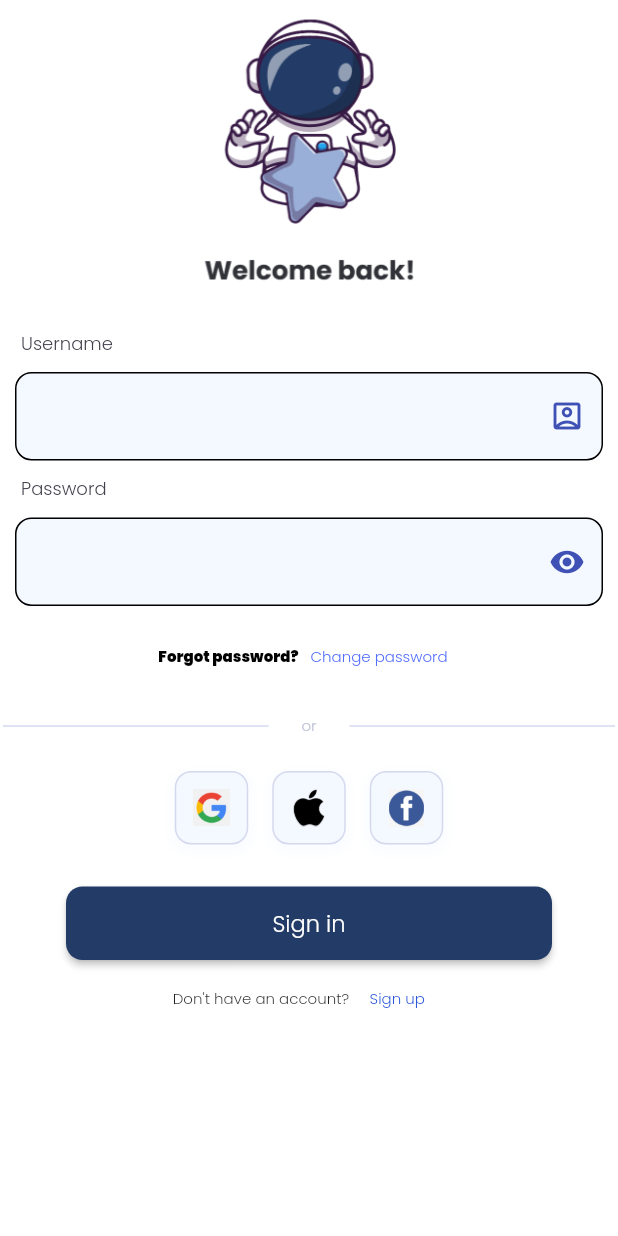
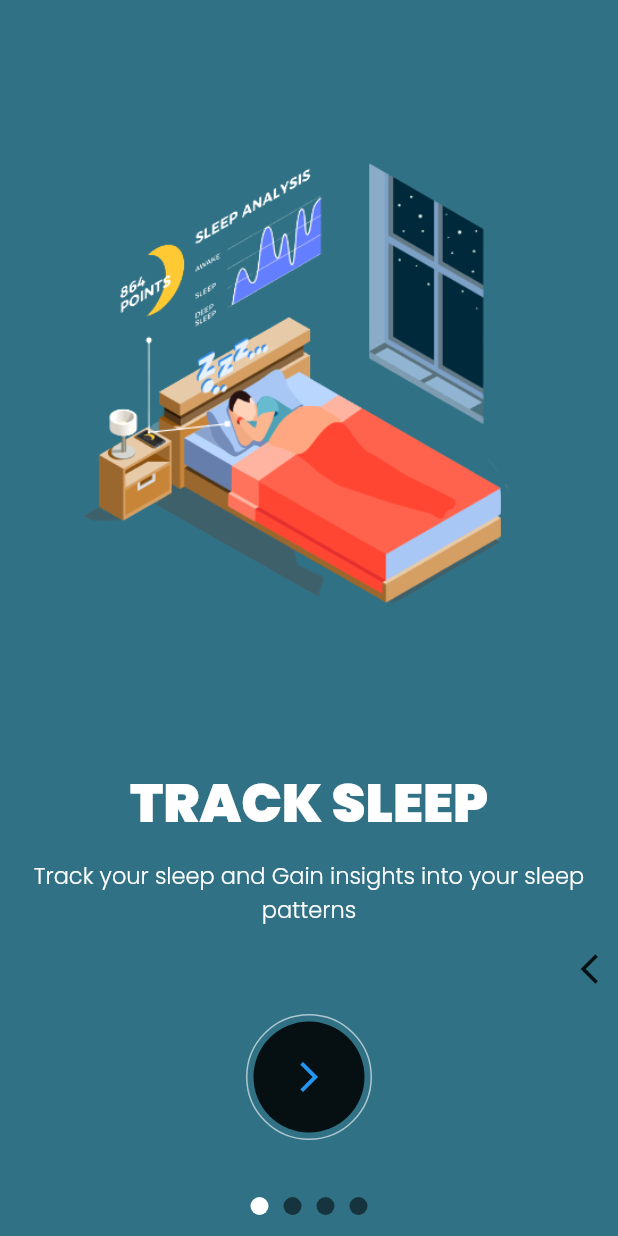
Before and after one commit to LaBlaugrana/hihi, a Flutter app: the screen it shows after launch, on a phone screen of 412 x 824 dp. Run offline on Flutter 3.47's test engine with Material 2 defaults, Android fonts, the phone set to English and light mode, and no system bars; drawn by our look-alikes of liquid_swipe, smooth_page_indicator; our stand-ins replace carousel_slider, cloud_firestore, firebase_auth, firebase_core, font_awesome_flutter, get and 3 more; accounts and stored records are empty.

```diff
--- a/lib/Pages/Track/Track_homepage.dart
+++ b/lib/Pages/Track/Track_homepage.dart
@@ -1,3 +1,5 @@
+import 'package:hush/bottom_navBar.dart';
+
 import '';
 import 'package:cloud_firestore/cloud_firestore.dart';
 import 'package:flutter/material.dart';
@@ -189,7 +191,7 @@ class _TrackPageState extends State<TrackPage> {
 
         Navigator.push(
           context,
-          MaterialPageRoute(builder: (context) => Homepage()),
+          MaterialPageRoute(builder: (context) => NavBar()),
         );
 
         resetFirebase();
--- /dev/null
+++ b/lib/Pages/sleeponbo.dart
@@ -0,0 +1,333 @@
+import 'package:flutter/material.dart';
+import 'package:hush/auth/auth_page.dart';
+import 'package:liquid_swipe/liquid_swipe.dart';
+import 'package:smooth_page_indicator/smooth_page_indicator.dart';
+
+import '../main_page.dart';
+// import 'package:untitled/screens/home_page/pages/new-main.dart';
+
+// import '../home_page/pages/main_page.dart';
+
+class SplashScreen extends StatefulWidget {
+  SplashScreen({Key? key}) : super(key: key);
+
+  @override
+  State<SplashScreen> createState() => _SplashScreenState();
+}
+
+class _SplashScreenState extends State<SplashScreen> {
+  static const spimg = 'images/newsplashmid.png';
+  static const bgimg = 'images/newsplashbg.png';
+  bool animate = false;
+
+  @override
+  void initState() {
+    super.initState();
+    startAnimation();
+  }
+
+  Future<void> startAnimation() async {
+    await Future.delayed(const Duration(milliseconds: 800));
+    setState(() => animate = true);
+    await Future.delayed(const Duration(milliseconds: 4000));
+
+    Navigator.pushReplacement(
+      context,
+      MaterialPageRoute(builder: (context) => OnBoardingScreen()),
+    );
+  }
+
+  @override
+  Widget build(BuildContext context) {
+    return
+      Scaffold(
+        body: Container(
+          decoration: const BoxDecoration(
+            image: DecorationImage(
+              image: AssetImage(bgimg),
+              fit: BoxFit.cover,
+            ),
+          ),
+          alignment: Alignment.center,
+          child: Stack(
+            children: [
+              AnimatedPositioned(
+                height: 400,
+                top: animate ? MediaQuery.of(context).size.height / 2 - 220 : -400,
+                right: animate ? MediaQuery.of(context).size.height / -75 : -5,
+                duration: const Duration(milliseconds: 1600),
+                curve: Curves.easeInOut,
+                child: const Image(image: AssetImage(spimg)),
+              ),
+              // SizedBox(height: 1,),
+              const Positioned(
+                bottom: 110, // Adjust the position as needed
+                left: 0,
+                right: 0,
+                child: Column(
+                  children: [
+                    Text(
+                      'Hush',
+                      style: TextStyle(
+                        fontSize: 38,
+                        fontWeight: FontWeight.bold,
+                        color: Colors.white,
+                      ),
+                    ),
+                    SizedBox(height: 10,),
+                    Text.rich(
+                      TextSpan(
+                        style: TextStyle(
+                          fontSize: 18,
+                          color: Colors.white,
+                        ),
+                        children: [
+                          TextSpan(text: 'Your journey to a better sleep'),
+                          TextSpan(text: '\n                   with hush!'),
+                        ],
+                      ),
+                    ),
+
+                  ],
+                ),
+              ),],
+          ),
+        ),
+      );
+
+  }
+}
+
+//Splash Screen Ends Here//
+
+
+
+//OnBoarding Screen starts from here//
+
+class OnBoardingScreen extends StatefulWidget {
+  OnBoardingScreen({Key? key}) : super(key: key);
+
+  @override
+  State<OnBoardingScreen> createState() => _OnBoardingScreenState();
+}
+
+class _OnBoardingScreenState extends State<OnBoardingScreen> {
+  final controller = LiquidController();
+
+  int currentPage = 0;
+
+  @override
+  Widget build(BuildContext context) {
+    final size = MediaQuery.of(context).size;
+
+
+    final pages = [
+      OnBoardingPageWidget(
+        model: OnBoardingModel(
+          image: onBoardPg1img,
+          title: onBoardPg1title,
+          subTitle: onBoardPg1subtitle,
+          bgColor: onBoardPg1color,
+          size: size.height,
+        ),
+      ),
+      OnBoardingPageWidget(
+        model: OnBoardingModel(
+          image: onBoardPg2img,
+          title: onBoardPg2title,
+          subTitle: onBoardPg2subtitle,
+          bgColor: onBoardPg2color,
+          size: size.height,
+        ),
+      ),
+      OnBoardingPageWidget(
+        model: OnBoardingModel(
+          image: onBoardPg3img,
+          title: onBoardPg3title,
+          subTitle: onBoardPg3subtitle,
+          bgColor: onBoardPg3color,
+          size: size.height,
+        ),
+      ),
+      OnBoardingPageWidget(
+        model: OnBoardingModel(
+          image: onBoardPg4img,
+          title: onBoardPg4title,
+          subTitle: onBoardPg4subtitle,
+          bgColor: onBoardPg4color,
+          size: size.height,
+        ),
+      ),
+    ];
+
+    void onPageChangedCallBack(int activePageIndex) {
+      setState(() {
+        currentPage = activePageIndex;
+      });
+    }
+
+    return Scaffold(
+        body: Stack(
+          alignment: Alignment.center,
+          children: [
+            LiquidSwipe(
+              liquidController: controller,
+              pages: pages,
+              slideIconWidget: const Icon(Icons.arrow_back_ios),
+              // enableSideReveal: true,
+              onPageChangeCallback: onPageChangedCallBack,
+            ),
+            Positioned(
+              bottom: 64.0,
+              child: OutlinedButton(
+                onPressed: () {
+                  int nextPage = controller.currentPage + 1;
+                  if (nextPage < 4) {
+                    print(nextPage);
+                    controller.animateToPage(page: nextPage);
+                  } else {
+                    print("working");
+                    Navigator.push(
+                      context,
+                      MaterialPageRoute(builder: (context) => Authpage()),
+                    );
+                  }
+                },
+                style: OutlinedButton.styleFrom(
+                  side: const BorderSide(color: Colors.white60),
+                  shape: const CircleBorder(),
+                  padding: const EdgeInsets.all(5),
+                  // primary: Colors.white,
+                ),
+                child: Container(
+                  padding: const EdgeInsets.all(25),
+                  decoration: const BoxDecoration(
+                    color: Colors.black87,
+                    shape: BoxShape.circle,
+                  ),
+                  child: const Icon(Icons.arrow_forward_ios_outlined),
+                ),
+              ),
+
+            ),         //button
+            Positioned(
+              bottom:14,
+              child: AnimatedSmoothIndicator(
+                activeIndex: controller.currentPage,
+                count: 4,
+                effect: const JumpingDotEffect(
+                  activeDotColor: Colors.white,
+                  dotColor: Colors.black54,
+                  dotHeight: 12.0,
+                  dotWidth: 12.0,
+                  spacing: 10.0,
+                ),
+              ),
+            )     //round page indicator
+
+          ],
+        ));
+  }
+}
+
+
+
+class OnBoardingPageWidget extends StatelessWidget {
+
+  const OnBoardingPageWidget({
+    Key? key,
+    required this.model,
+  }) : super(key: key);
+
+  final OnBoardingModel model;
+
+  @override
+  Widget build(BuildContext context) {
+    final defaultSize = 16.0;
+
+    return Container(
+      padding: EdgeInsets.all(defaultSize),
+      color: model.bgColor,
+      child: Column(
+        mainAxisAlignment: MainAxisAlignment.spaceEvenly,
+        crossAxisAlignment: CrossAxisAlignment.center,
+        children: [
+          Image(image: AssetImage(model.image), height: model.size * 0.5),
+          Column(
+            children: [
+              Text(
+                model.title,
+                style: const TextStyle(
+                  fontFamily: 'Poppins',
+                  fontWeight: FontWeight.bold,
+                  fontSize: 36,
+                  color: Colors.white,
+                ),
+              ),
+              const SizedBox(height: 10),
+              Text(
+                model.subTitle,
+                textAlign: TextAlign.center,
+                style: const TextStyle(
+                  fontFamily: 'Poppins',
+                  fontWeight: FontWeight.normal,
+                  fontSize: 15,
+                  color: Colors.white,
+                ),
+              ),
+              const SizedBox(height: 150),
+            ],
+          ),
+        ],
+      ),
+    );
+  }
+}
+
+class OnBoardingModel {
+  final String image;
+  final String title;
+  final String subTitle;
+  final Color bgColor;
+  final double size;
+
+  OnBoardingModel({
+    required this.image,
+    required this.title,
+    required this.subTitle,
+    required this.bgColor,
+    required this.size,
+  });
+}
+
+
+//Various constant values for image, color, and texts for different color//
+const onBoardPg1color = Color(0xFF307185); // Update color value
+const onBoardPg2color = Color(0xFF8E4162); // Update color value
+const onBoardPg3color = Color(0xFFF65656);
+const onBoardPg4color = Color(0xFF6B1EB7);
+const String onBoardPg1img = "assets/images/sleeponbo.png";
+
+const String onBoardPg2img = "assets/images/journalonbo.png";
+const String onBoardPg3img = "assets/images/quizonbo.png";
+const String onBoardPg4img = "assets/images/gameonbo.png";
+const splashImg = "assets/images/splashimg.png";
+const splashimg = "intro_app_1-removebg-preview.png";
+
+const defaultSize = 15.0;
+
+const String onBoardPg1title = "TRACK SLEEP";
+const String onBoardPg2title = "JOURNAL";
+const String onBoardPg3title = "QUEST";
+const String onBoardPg4title = "GAMES";
+
+const String onBoardPg1subtitle =
+    "Track your sleep and Gain insights into your sleep patterns";
+const String onBoardPg2subtitle =
+    "Capture your thoughts, experiences, and any sleep-related information in our dedicated journal section.";
+const String onBoardPg3subtitle =
+    "Testing your knowledge and expanding your understanding of sleep.";
+const String onBoardPg4subtitle =
+    "Unwind and have a great time with our entertaining games.";
+
+//OnBoarding Screen Ends Here//
--- a/lib/main.dart
+++ b/lib/main.dart
@@ -1,5 +1,6 @@
 import 'package:flutter/material.dart';
 import 'package:hush/Pages/Homepage.dart';
+import 'package:hush/Pages/sleeponbo.dart';
 import 'package:hush/main_page.dart';
 import 'package:hush/Pages/login.dart';
 import 'package:hush/Pages/Register_page.dart';
@@ -29,7 +30,7 @@ class _HomeState extends State<Home> {
       theme: ThemeData(
         primaryColor: Colors.green,
       ),
-      home: MainPage(),
+      home: SplashScreen(),
 
     );
   }
```
Also changed, not shown: lib/bottom_navBar.dart (added, +75 -0 lines).
